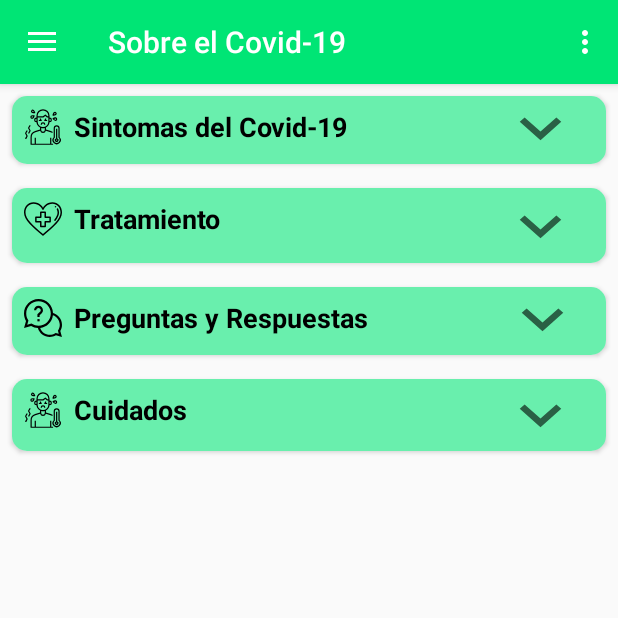
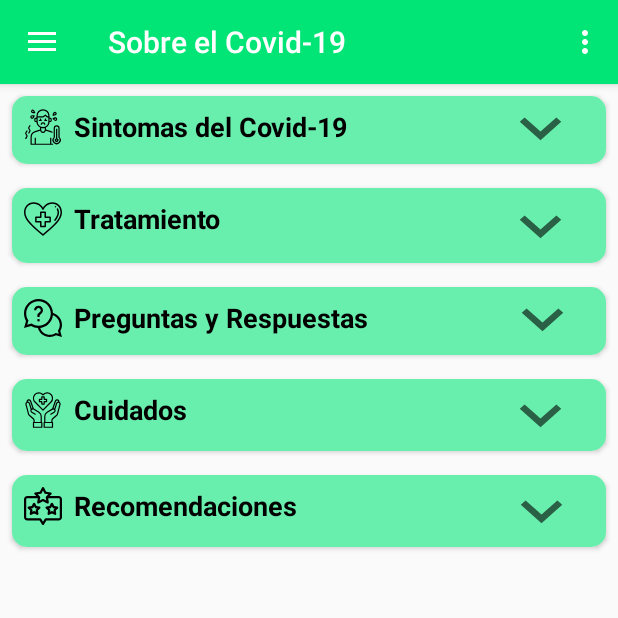
Before and after one commit to luiiss997/rapivid19_mx, an Android app: the screen it shows after launch (MainActivity), in the side drawer, after a tap on "Sobre el Covid-19", on a phone screen of 412 x 824 dp, the top half of it. Run offline under Robolectric (Android 15) with nearby library versions, the phone set to English and light mode, and no system bars; our stand-ins replace navigation-ui.

Commit message:
Interface Recomendaciones acabadas

```diff
--- a/app/src/main/java/com/servicio/rapivid_19mx/ui/informacion/AboutFragment.java
+++ b/app/src/main/java/com/servicio/rapivid_19mx/ui/informacion/AboutFragment.java
@@ -19,8 +19,8 @@ import com.servicio.rapivid_19mx.R;
 
 public class AboutFragment extends Fragment {
 
-    private LinearLayout expandibleView, expandibleView2, expandibleView3, expandibleView4;
-    private Button arrowButton, arrowButton2, arrowButton3, arrowButton4;
+    private LinearLayout expandibleView, expandibleView2, expandibleView3, expandibleView4, expandibleView5;
+    private Button arrowButton, arrowButton2, arrowButton3, arrowButton4, arrowButton5;
     private ScrollView scrollView;
 
     public AboutFragment() {
@@ -97,6 +97,21 @@ public class AboutFragment extends Fragment {
             }
         });
 
+        arrowButton5.setOnClickListener(new View.OnClickListener() {
+            @Override
+            public void onClick(View view) {
+                if (expandibleView5.getVisibility()==View.GONE){
+                    TransitionManager.beginDelayedTransition(scrollView);
+                    expandibleView5.setVisibility(View.VISIBLE);
+                    arrowButton5.setBackgroundResource(R.drawable.ic_arrow_up);
+                }else{
+                    expandibleView5.setVisibility(View.GONE);
+                    TransitionManager.beginDelayedTransition(scrollView);
+                    arrowButton5.setBackgroundResource(R.drawable.ic_arrow_down_24);
+                }
+            }
+        });
+
         return root;
     }
 
@@ -114,6 +129,9 @@ public class AboutFragment extends Fragment {
 
         expandibleView4=root.findViewById(R.id.texto_cuidados);
         arrowButton4=root.findViewById(R.id.button_verweas4);
+
+        expandibleView5=root.findViewById(R.id.texto_recomendaciones);
+        arrowButton5=root.findViewById(R.id.button_verweas5);
         return root;
     }
 }
--- /dev/null
+++ b/app/src/main/res/drawable/ic_cuidados.xml
@@ -0,0 +1,7 @@
+<vector android:height="25dp" android:viewportHeight="64"
+    android:viewportWidth="64" android:width="25dp" xmlns:android="http://schemas.android.com/apk/res/android">
+    <path android:fillColor="#FF000000" android:pathData="M38,13L35,13L35,10a1,1 0,0 0,-1 -1L30,9a1,1 0,0 0,-1 1v3L26,13a1,1 0,0 0,-1 1v4a1,1 0,0 0,1 1h3v3a1,1 0,0 0,1 1h4a1,1 0,0 0,1 -1L35,19h3a1,1 0,0 0,1 -1L39,14A1,1 0,0 0,38 13ZM37,17L34,17a1,1 0,0 0,-1 1v3L31,21L31,18a1,1 0,0 0,-1 -1L27,17L27,15h3a1,1 0,0 0,1 -1L31,11h2v3a1,1 0,0 0,1 1h3Z"/>
+    <path android:fillColor="#FF000000" android:pathData="M59.73,18.36a4.578,4.578 0,0 0,0.03 -0.53,4.02 4.02,0 0,0 -3.18,-3.91 4.071,4.071 0,0 0,-4.7 2.97l-4.4,12.66a1.632,1.632 0,0 0,-0.19 0.09l-8.84,5.18A9.017,9.017 0,0 0,34 42.58L34,52a1,1 0,0 0,-1 1v8a1,1 0,0 0,1 1L48,62a1,1 0,0 0,1 -1L49,53a1,1 0,0 0,-1 -1L48,49.8a3.039,3.039 0,0 1,1 -2.24l6.76,-6.01a4.931,4.931 0,0 0,1.52 -2.45l4.34,-16.23a3.955,3.955 0,0 0,0.14 -1.04A4.019,4.019 0,0 0,59.73 18.36ZM53.79,17.48a2.113,2.113 0,0 1,2.38 -1.6,2 2,0 0,1 1.59,1.95v0.02a4.1,4.1 0,0 0,-3.89 3.06l-2.79,8.61a4.2,4.2 0,0 0,-1.34 -0.38ZM47,60L35,60L35,54L47,54ZM59.69,22.35 L55.34,38.59a2.981,2.981 0,0 1,-0.9 1.46l-6.77,6.01A5.056,5.056 0,0 0,46 49.8L46,52L36,52L36,42.58a7.052,7.052 0,0 1,3.46 -6.04l8.83,-5.17a2,2 0,0 1,2.74 0.73,2.06 2.06,0 0,1 0.2,1.52 2,2 0,0 1,-0.94 1.21l-5.73,3.31a1,1 0,0 0,1 1.73l5.73,-3.31a3.948,3.948 0,0 0,1.87 -2.43,4.007 4.007,0 0,0 -0.4,-3.03l-0.06,-0.09 3.09,-9.53a2.113,2.113 0,0 1,2.38 -1.6,2 2,0 0,1 1.59,1.95A1.722,1.722 0,0 1,59.69 22.35Z"/>
+    <path android:fillColor="#FF000000" android:pathData="M30,52V42.58a9.017,9.017 0,0 0,-4.45 -7.76l-8.84,-5.19c-0.06,-0.03 -0.13,-0.05 -0.19,-0.08L12.15,16.96a4.107,4.107 0,0 0,-4.73 -3.04,4.02 4.02,0 0,0 -3.18,3.91 4.578,4.578 0,0 0,0.03 0.53,4.019 4.019,0 0,0 -2.03,3.47 4.421,4.421 0,0 0,0.13 1.04L6.72,39.09a4.916,4.916 0,0 0,1.52 2.46l6.75,6.01A3.012,3.012 0,0 1,16 49.8V52a1,1 0,0 0,-1 1v8a1,1 0,0 0,1 1H30a1,1 0,0 0,1 -1V53A1,1 0,0 0,30 52ZM6.24,17.83a2,2 0,0 1,1.58 -1.95,2.161 2.161,0 0,1 2.42,1.67l4.02,11.59a4.2,4.2 0,0 0,-1.34 0.38l-2.77,-8.56a4.149,4.149 0,0 0,-3.91 -3.11ZM16.32,46.06 L9.56,40.05a2.965,2.965 0,0 1,-0.9 -1.47L4.3,22.35a2.121,2.121 0,0 1,-0.06 -0.52,2 2,0 0,1 1.58,-1.95 2.144,2.144 0,0 1,2.41 1.65l3.07,9.48 -0.06,0.09a4.007,4.007 0,0 0,-0.4 3.03,3.948 3.948,0 0,0 1.87,2.43l5.73,3.31a1,1 0,0 0,1 -1.73l-5.73,-3.31a2,2 0,0 1,-0.94 -1.21,2.06 2.06,0 0,1 0.2,-1.52 2,2 0,0 1,2.73 -0.74l8.84,5.18A7.052,7.052 0,0 1,28 42.58V52H18V49.8A5.03,5.03 0,0 0,16.32 46.06ZM29,60H17V54H29Z"/>
+    <path android:fillColor="#FF000000" android:pathData="M46.147,5.132A9.994,9.994 0,0 0,32 5.133l0,0h0a9.992,9.992 0,0 0,-14.146 0,10.005 10.005,0 0,0 0,14.134l13.44,13.44a1,1 0,0 0,1.414 0l13.44,-13.44A10.006,10.006 0,0 0,46.147 5.132ZM32,30.586 L19.267,17.853A8,8 0,0 1,24.93 4.2a7.916,7.916 0,0 1,5.653 2.347l0.71,0.71a1,1 0,0 0,1.414 0l0.712,-0.712a7.993,7.993 0,0 1,11.314 0,8 8,0 0,1 0,11.306Z"/>
+</vector>
--- /dev/null
+++ b/app/src/main/res/drawable/ic_recomendacion.xml
@@ -0,0 +1,6 @@
+<vector android:height="25dp" android:viewportHeight="512"
+    android:viewportWidth="512" android:width="25dp" xmlns:android="http://schemas.android.com/apk/res/android">
+    <path android:fillColor="#FF000000" android:pathData="m209.563,262.991 l-41.416,-6.239 -18.731,-37.46c-2.541,-5.082 -7.734,-8.292 -13.416,-8.292s-10.875,3.21 -13.416,8.292l-18.719,37.436 -42.385,6.258c-5.666,0.836 -10.361,4.826 -12.101,10.282 -1.74,5.457 -0.221,11.427 3.915,15.389l30.668,29.376 -6.844,41.185c-0.932,5.604 1.384,11.254 5.98,14.594 4.578,3.327 10.666,3.805 15.728,1.178l37.174,-19.298 37.174,19.297c5.045,2.619 11.132,2.161 15.729,-1.178 4.596,-3.34 6.911,-8.99 5.979,-14.595l-6.866,-41.315 29.839,-29.39c4.048,-3.987 5.496,-9.918 3.74,-15.322 -1.755,-5.403 -6.413,-9.351 -12.032,-10.198zM161.416,301.992c-3.479,3.426 -5.072,8.33 -4.271,13.146l3.225,19.403 -17.458,-9.063c-4.334,-2.249 -9.49,-2.249 -13.822,0l-17.458,9.063 3.225,-19.403c0.813,-4.889 -0.842,-9.863 -4.421,-13.292l-14.259,-13.658 19.802,-2.924c4.846,-0.715 9.036,-3.75 11.226,-8.131l8.795,-17.592 8.797,17.593c2.183,4.366 6.354,7.397 11.182,8.124l19.452,2.93z"/>
+    <path android:fillColor="#FF000000" android:pathData="m449.563,262.991 l-41.416,-6.239 -18.731,-37.46c-2.541,-5.082 -7.734,-8.292 -13.416,-8.292s-10.875,3.21 -13.416,8.292l-18.731,37.46 -41.416,6.239c-5.618,0.846 -10.276,4.794 -12.031,10.198 -1.756,5.404 -0.308,11.335 3.74,15.322l29.84,29.39 -6.866,41.316c-0.932,5.604 1.384,11.254 5.98,14.594 4.578,3.327 10.666,3.805 15.728,1.178l37.172,-19.297 37.174,19.297c5.046,2.619 11.133,2.161 15.729,-1.178 4.596,-3.34 6.911,-8.99 5.979,-14.595l-6.866,-41.315 29.839,-29.39c4.048,-3.987 5.496,-9.918 3.74,-15.322 -1.755,-5.403 -6.413,-9.351 -12.032,-10.198zM401.416,301.992c-3.479,3.426 -5.072,8.33 -4.271,13.146l3.225,19.403 -17.458,-9.063c-4.334,-2.249 -9.49,-2.249 -13.822,0l-17.458,9.063 3.225,-19.403c0.801,-4.816 -0.793,-9.72 -4.271,-13.146l-14.015,-13.804 19.452,-2.93c4.827,-0.727 8.999,-3.758 11.182,-8.124l8.795,-17.593 8.797,17.593c2.183,4.366 6.354,7.397 11.182,8.124l19.452,2.93z"/>
+    <path android:fillColor="#FF000000" android:pathData="m467,121h-120.465l23.204,-22.859c4.048,-3.987 5.495,-9.919 3.739,-15.323 -1.757,-5.404 -6.415,-9.351 -12.034,-10.196l-63.523,-9.557 -28.614,-54.989c-2.583,-4.963 -7.712,-8.076 -13.307,-8.076s-10.724,3.113 -13.307,8.076l-28.614,54.989 -63.523,9.557c-5.619,0.845 -10.277,4.792 -12.034,10.196 -1.756,5.403 -0.309,11.335 3.739,15.323l23.204,22.859h-120.465c-24.813,0 -45,20.187 -45,45v240c0,24.813 20.187,45 45,45h165.113l33.108,53.855c2.729,4.44 7.567,7.145 12.778,7.145s10.049,-2.705 12.778,-7.145l33.11,-53.855h165.113c24.813,0 45,-20.187 45,-45v-240c0,-24.813 -20.187,-45 -45,-45zM226.093,91.595c4.744,-0.714 8.86,-3.653 11.075,-7.909l18.832,-36.191 18.832,36.191c2.215,4.256 6.331,7.195 11.075,7.909l41.405,6.23 -29.822,29.379c-3.479,3.426 -5.071,8.331 -4.271,13.146l6.872,41.324 -37.184,-19.292c-2.166,-1.124 -4.537,-1.685 -6.908,-1.685s-4.742,0.562 -6.908,1.685l-37.184,19.292 6.872,-41.324c0.801,-4.816 -0.792,-9.72 -4.271,-13.146l-29.822,-29.379zM482,406c0,8.271 -6.729,15 -15,15h-173.5c-5.211,0 -10.049,2.705 -12.778,7.145l-24.722,40.213 -24.722,-40.213c-2.729,-4.44 -7.567,-7.145 -12.778,-7.145h-173.5c-8.271,0 -15,-6.729 -15,-15v-240c0,-8.271 6.729,-15 15,-15h141.597l-9.203,55.342c-0.932,5.604 1.383,11.254 5.978,14.594 4.596,3.34 10.684,3.798 15.728,1.181l56.9,-29.521 56.9,29.521c5.042,2.616 11.131,2.159 15.728,-1.181 4.595,-3.34 6.909,-8.99 5.978,-14.594l-9.203,-55.342h141.597c8.271,0 15,6.729 15,15z"/>
+</vector>
--- a/app/src/main/res/layout/fragment_about.xml
+++ b/app/src/main/res/layout/fragment_about.xml
@@ -310,7 +310,7 @@
                     android:layout_width="wrap_content"
                     android:layout_height="wrap_content"
                     android:layout_marginStart="8dp"
-                    android:src="@drawable/ic_enfermo"
+                    android:src="@drawable/ic_cuidados"
                     app:layout_constraintBottom_toBottomOf="@id/cuidados"
                     app:layout_constraintEnd_toStartOf="@id/cuidados"
                     app:layout_constraintStart_toStartOf="parent"
@@ -373,6 +373,103 @@
 
         </androidx.cardview.widget.CardView>
 
+        <androidx.cardview.widget.CardView
+            android:id="@+id/recomendaciones_cv"
+            android:layout_width="match_parent"
+            android:layout_height="wrap_content"
+            android:animateLayoutChanges="true"
+            android:layout_margin="8dp"
+            app:cardCornerRadius="10dp">
+
+            <androidx.constraintlayout.widget.ConstraintLayout
+                android:layout_width="match_parent"
+                android:layout_height="wrap_content"
+                android:background="@color/colorSecondary">
+
+                <ImageView
+                    android:id="@+id/imgv5"
+                    android:layout_width="wrap_content"
+                    android:layout_height="wrap_content"
+                    android:layout_marginStart="8dp"
+                    android:src="@drawable/ic_recomendacion"
+                    app:layout_constraintBottom_toBottomOf="@id/recomen"
+                    app:layout_constraintEnd_toStartOf="@id/recomen"
+                    app:layout_constraintStart_toStartOf="parent"
+                    app:layout_constraintTop_toTopOf="@id/recomen" />
+
+                <TextView
+                    android:id="@+id/recomen"
+                    android:layout_width="wrap_content"
+                    android:layout_height="wrap_content"
+                    android:layout_margin="8dp"
+                    android:text="@string/recomendiaciones"
+                    android:textAppearance="@style/TextAppearance.AppCompat.Medium"
+                    android:textColor="#000000"
+                    android:textStyle="bold"
+                    app:layout_constraintStart_toEndOf="@id/imgv5"
+                    app:layout_constraintTop_toTopOf="parent" />
+
+                <Button
+                    android:id="@+id/button_verweas5"
+                    android:layout_width="55dp"
+                    android:layout_height="49dp"
+                    android:background="@drawable/ic_arrow_down_24"
+                    app:layout_constraintBottom_toBottomOf="@id/recomen"
+                    app:layout_constraintEnd_toEndOf="parent"
+                    app:layout_constraintHorizontal_bias="0.90"
+                    app:layout_constraintStart_toEndOf="@id/recomen"
+                    app:layout_constraintTop_toTopOf="@id/recomen"
+                    app:layout_constraintVertical_bias="0.4" />
+
+                <LinearLayout
+                    android:id="@+id/texto_recomendaciones"
+                    android:layout_width="match_parent"
+                    android:layout_height="wrap_content"
+                    android:layout_margin="8dp"
+                    android:orientation="vertical"
+                    android:visibility="gone"
+                    app:layout_constraintBottom_toBottomOf="parent"
+                    app:layout_constraintEnd_toEndOf="parent"
+                    app:layout_constraintStart_toStartOf="parent"
+                    app:layout_constraintTop_toBottomOf="@id/recomen">
+
+                    <ImageView
+                        android:layout_width="150dp"
+                        android:layout_height="150dp"
+                        android:layout_gravity="center"
+                        android:src="@drawable/use_mask" />
+
+                    <TextView
+                        android:layout_width="wrap_content"
+                        android:layout_height="wrap_content"
+                        android:textStyle="bold"
+                        android:layout_gravity="center"
+                        android:text="@string/reco1" />
+                    <TextView
+                        android:layout_width="wrap_content"
+                        android:layout_height="wrap_content"
+                        android:textStyle="bold"
+                        android:layout_gravity="center"
+                        android:text="@string/reco2" />
+                    <TextView
+                        android:layout_width="wrap_content"
+                        android:layout_height="wrap_content"
+                        android:textStyle="bold"
+                        android:layout_gravity="center"
+                        android:text="@string/reco3" />
+                    <TextView
+                        android:layout_width="wrap_content"
+                        android:layout_height="wrap_content"
+                        android:textStyle="bold"
+                        android:layout_gravity="center"
+                        android:text="@string/reco4"/>
+
+                </LinearLayout>
+
+            </androidx.constraintlayout.widget.ConstraintLayout>
+
+        </androidx.cardview.widget.CardView>
+
     </LinearLayout>
 
 </ScrollView>
--- a/app/src/main/res/values/strings.xml
+++ b/app/src/main/res/values/strings.xml
@@ -92,5 +92,9 @@
         &#8226; Cuando tosas o estornudes, cúbrete la nariz y la boca con el codo flexionado o con un pañuelo.\n
         &#8226; Si no te encuentras bien, quédate en casa.\n
         &#8226; En caso de que tengas fiebre, tos o dificultad para respirar, busca atención médica.</string>
-
+    <string name="recomendiaciones">Recomendaciones</string>
+    <string name="reco1">Utiliza Mascarilla.</string>
+    <string name="reco2">Lavate las manos.</string>
+    <string name="reco3">Manten una distancia segura.</string>
+    <string name="reco4">Si puedes, quédate en casa.</string>
 </resources>
```
Also changed, not shown: app/src/main/res/drawable-v21/use_mask.png (added).
